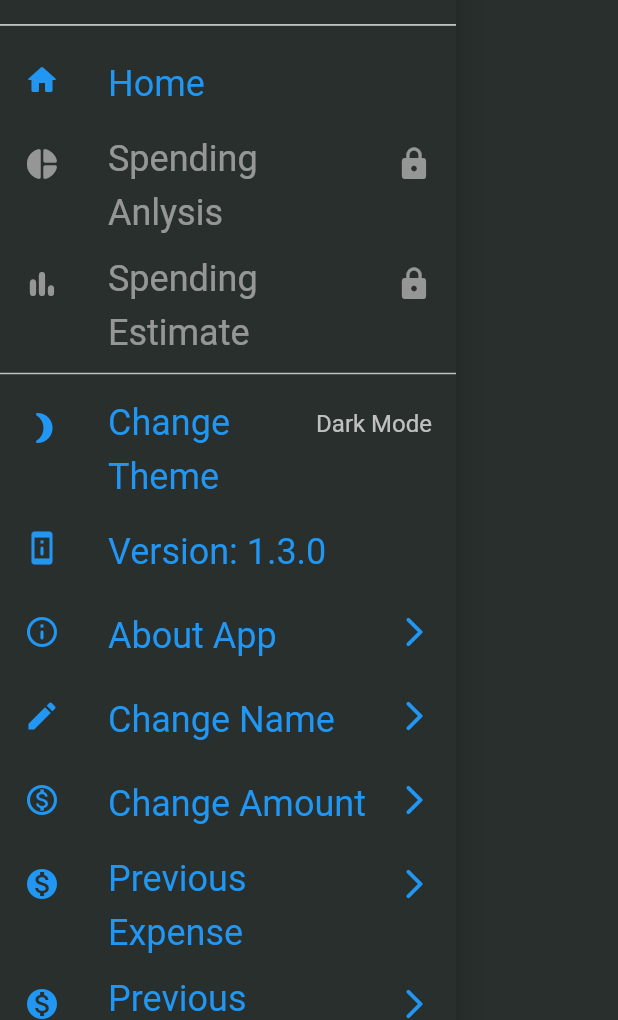
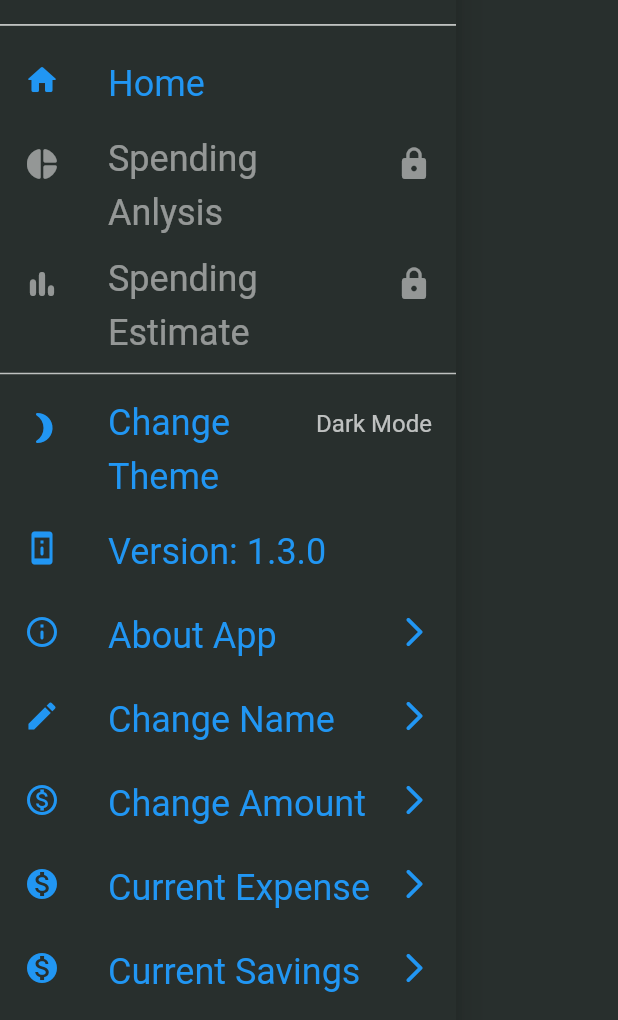
Before and after one commit to Sam21-39/Spend-Analytics, a Flutter app: the NavigationDrawer widget shown alone on an empty page, opened directly, on a phone screen of 412 x 824 dp, the part 216-1236 px from its top. Run offline on Flutter 3.47's test engine with Material 2 defaults, Android fonts, the phone set to English and light mode, and no system bars; our stand-ins replace fl_chart, flutter_screenutil, flutter_svg, google_mobile_ads, package_info_plus, shared_preferences and 2 more; accounts and stored records are empty; network calls fail.

Commit message:
design changes

```diff
--- a/spend_analytics/lib/Screens/Onboarding/amount.dart
+++ b/spend_analytics/lib/Screens/Onboarding/amount.dart
@@ -59,7 +59,7 @@ class _AmountState extends State<Amount> {
               Column(
                 children: [
                   Text(
-                    'Your Monthly Income (Only Amount)',
+                    'Your Monthly Budget (Only Amount)',
                     style: Theme.of(context).textTheme.headline4.copyWith(
                           fontSize: setScreenUtill(36.0),
                         ),
--- a/spend_analytics/lib/Widgets/navigation_drawer.dart
+++ b/spend_analytics/lib/Widgets/navigation_drawer.dart
@@ -34,9 +34,9 @@ class _NavigationDrawerState extends State<NavigationDrawer> {
 
   String versionInfo = "";
 
-  double expense = 0.0;
-  double savings = 0.0;
-  List<SpendingModel> spm = [];
+  double expense = 0.0, expenseNow = 0.0;
+  double savings = 0.0, savingsNow = 0.0;
+  List<SpendingModel> spm = [], spm2 = [];
   DbHelper _dbHelper = DbHelper.dbInstance;
   @override
   void initState() {
@@ -49,6 +49,7 @@ class _NavigationDrawerState extends State<NavigationDrawer> {
     });
     version();
     getDbValues();
+    getDbValuesNow();
   }
 
   @override
@@ -265,7 +266,75 @@ class _NavigationDrawerState extends State<NavigationDrawer> {
                     height: setScreenUtill(200.0),
                     width: setScreenUtill(200.0),
                     child: Text(
-                      "Total Expanse on previous Month:\n ${expense.floor()}",
+                      "Total Expanse on previous Month:\n ${spm2.isEmpty ? 'No Data' : expenseNow.floor()}",
+                      style: Theme.of(context).textTheme.bodyText1.copyWith(
+                            fontSize: setScreenUtill(24.0),
+                          ),
+                      textAlign: TextAlign.center,
+                    ),
+                  ),
+                ),
+              ).then(
+                (value) => Navigator.pop(context),
+              );
+            },
+            selected: true,
+            leading: Icon(
+              Icons.monetization_on,
+            ),
+            title: Text(
+              "Current Expense",
+            ),
+            trailing: Icon(
+              Icons.arrow_forward_ios_rounded,
+            ),
+          ),
+          ListTile(
+            onTap: () {
+              showDialog(
+                context: context,
+                builder: (context) => Dialog(
+                  child: Container(
+                    padding: EdgeInsets.all(10.sp),
+                    alignment: Alignment.center,
+                    height: setScreenUtill(200.0),
+                    width: setScreenUtill(200.0),
+                    child: Text(
+                      "Total ${savingsNow >= 0 ? 'savings' : 'overdraft'} on previous Month:\n ${spm2.isEmpty ? 'No Data' : savingsNow.abs().floor()}",
+                      style: Theme.of(context).textTheme.bodyText1.copyWith(
+                            fontSize: setScreenUtill(24.0),
+                          ),
+                      textAlign: TextAlign.center,
+                    ),
+                  ),
+                ),
+              ).then(
+                (value) => Navigator.pop(context),
+              );
+            },
+            selected: true,
+            leading: Icon(
+              Icons.monetization_on,
+            ),
+            title: Text(
+              "Current Savings",
+            ),
+            trailing: Icon(
+              Icons.arrow_forward_ios_rounded,
+            ),
+          ),
+          ListTile(
+            onTap: () {
+              showDialog(
+                context: context,
+                builder: (context) => Dialog(
+                  child: Container(
+                    padding: EdgeInsets.all(10.sp),
+                    alignment: Alignment.center,
+                    height: setScreenUtill(200.0),
+                    width: setScreenUtill(200.0),
+                    child: Text(
+                      "Total Expanse on previous Month:\n ${spm.isEmpty ? 'No Data' : expense.floor()}",
                       style: Theme.of(context).textTheme.bodyText1.copyWith(
                             fontSize: setScreenUtill(24.0),
                           ),
@@ -299,7 +368,7 @@ class _NavigationDrawerState extends State<NavigationDrawer> {
                     height: setScreenUtill(200.0),
                     width: setScreenUtill(200.0),
                     child: Text(
-                      "Total ${savings >= 0 ? 'savings' : 'overdraft'} on previous Month:\n ${savings.abs().floor()}",
+                      "Total ${savings >= 0 ? 'savings' : 'overdraft'} on previous Month:\n ${spm.isEmpty ? 'No Data' : savings.abs().floor()}",
                       style: Theme.of(context).textTheme.bodyText1.copyWith(
                             fontSize: setScreenUtill(24.0),
                           ),
@@ -346,6 +415,7 @@ class _NavigationDrawerState extends State<NavigationDrawer> {
     });
     var data = await _dbHelper.querySelected(
       (DateTime.now().month - 1).toString(),
+      year: (DateTime.now().year).toString(),
     );
 
     if (data.isNotEmpty) {
@@ -361,4 +431,30 @@ class _NavigationDrawerState extends State<NavigationDrawer> {
     savings = amount - expense;
     setState(() {});
   }
+
+  void getDbValuesNow() async {
+    spm2.clear();
+    num amount = 0;
+    SharedPreferences.getInstance().then((sp) {
+      amount = sp.getInt(AMOUNT) == null ? "" : sp.getInt(AMOUNT);
+      setState(() {});
+    });
+    var data = await _dbHelper.querySelected(
+      (DateTime.now().month).toString(),
+      year: (DateTime.now().year).toString(),
+    );
+
+    if (data.isNotEmpty) {
+      data.forEach(
+        (e) => spm2.add(
+          SpendingModel.fromJson(e),
+        ),
+      );
+    }
+    spm2.forEach((element) {
+      expenseNow += element.amount.toDouble();
+    });
+    savingsNow = amount - expenseNow;
+    setState(() {});
+  }
 }
```
